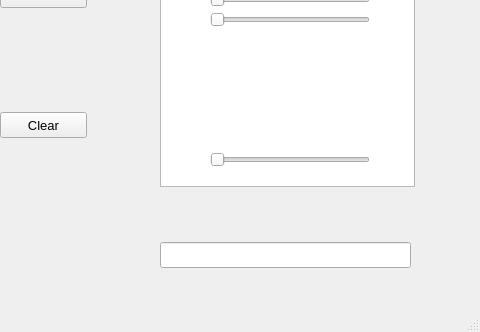
LucasdeAl/Digital_Image_Processing_01, file DIP_project/mainwindow.ui: the form before one commit; both pictures show x 320 to 800 and y 268 to 600 of the 800 by 600 pixel window.
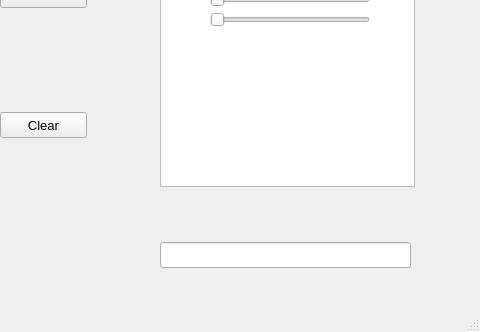
The form after the commit.

```diff
--- a/DIP_project/mainwindow.ui
+++ b/DIP_project/mainwindow.ui
@@ -418,22 +418,6 @@
      <enum>Qt::Horizontal</enum>
     </property>
    </widget>
-   <widget class="QSlider" name="Percentage">
-    <property name="geometry">
-     <rect>
-      <x>530</x>
-      <y>420</y>
-      <width>160</width>
-      <height>16</height>
-     </rect>
-    </property>
-    <property name="maximum">
-     <number>1000</number>
-    </property>
-    <property name="orientation">
-     <enum>Qt::Horizontal</enum>
-    </property>
-   </widget>
   </widget>
   <widget class="QMenuBar" name="menubar">
    <property name="geometry">
```
